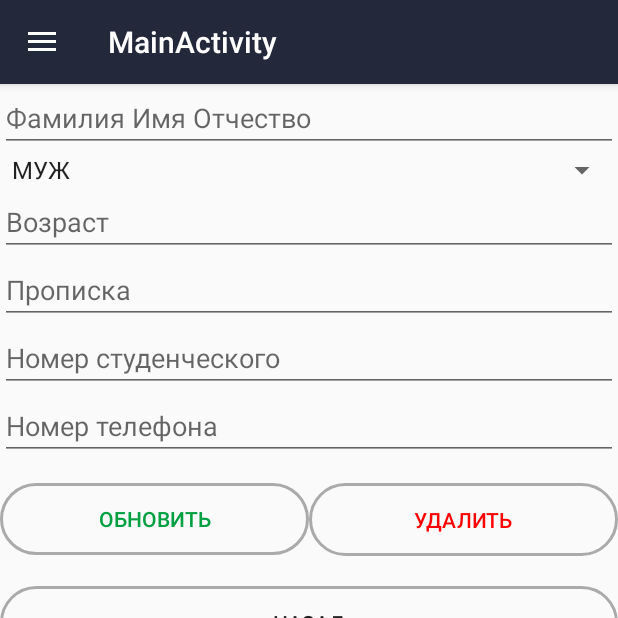
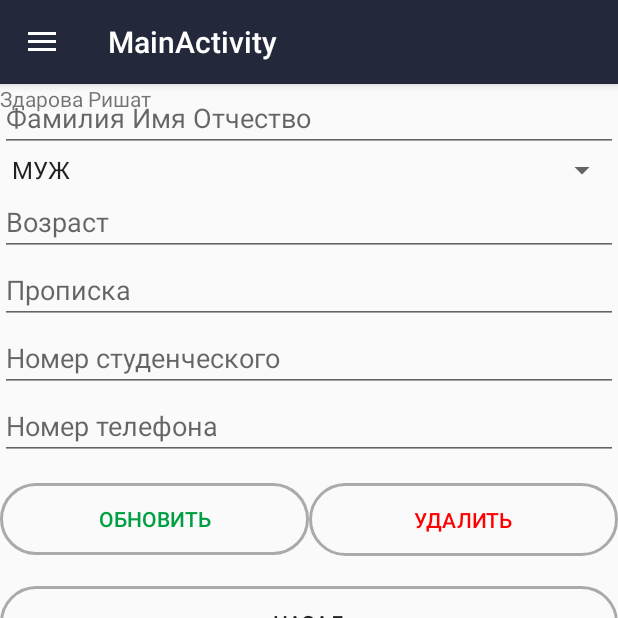
Before and after one commit to Rishat7c/TeacherJournal, an Android app: the fragment frag_detail_student placed in its activity, on a phone screen of 412 x 824 dp, the top half of it. Run offline under Robolectric (Android 15) with nearby library versions, the phone set to English and light mode, and no system bars.

```diff
--- a/app/src/main/res/layout/content_main.xml
+++ b/app/src/main/res/layout/content_main.xml
@@ -10,4 +10,10 @@
     android:id="@+id/container"
     >
 
+
+    <TextView
+        android:id="@+id/textView"
+        android:layout_width="wrap_content"
+        android:layout_height="wrap_content"
+        android:text="Здарова Ришат" />
 </FrameLayout>
```
Also changed, not shown: app/src/main/java/tj/teacherjournal/DBHelper.java (+0 -7 lines), app/src/main/java/tj/teacherjournal/fragments/frag_detail_student.java (+31 -1 lines).
